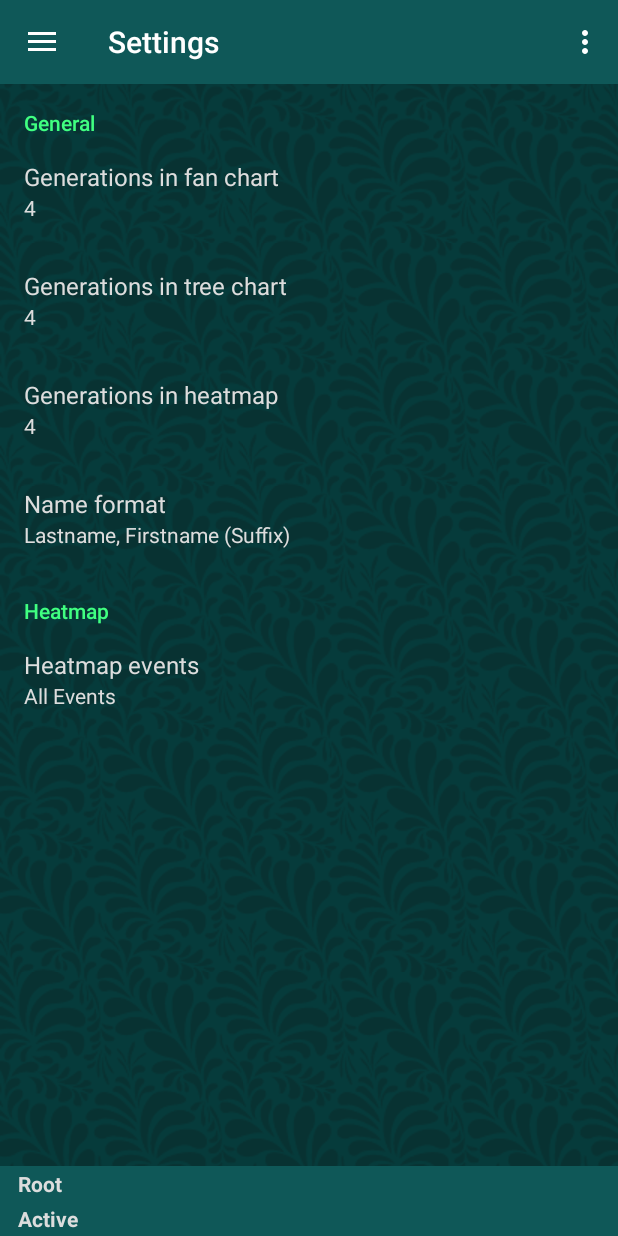
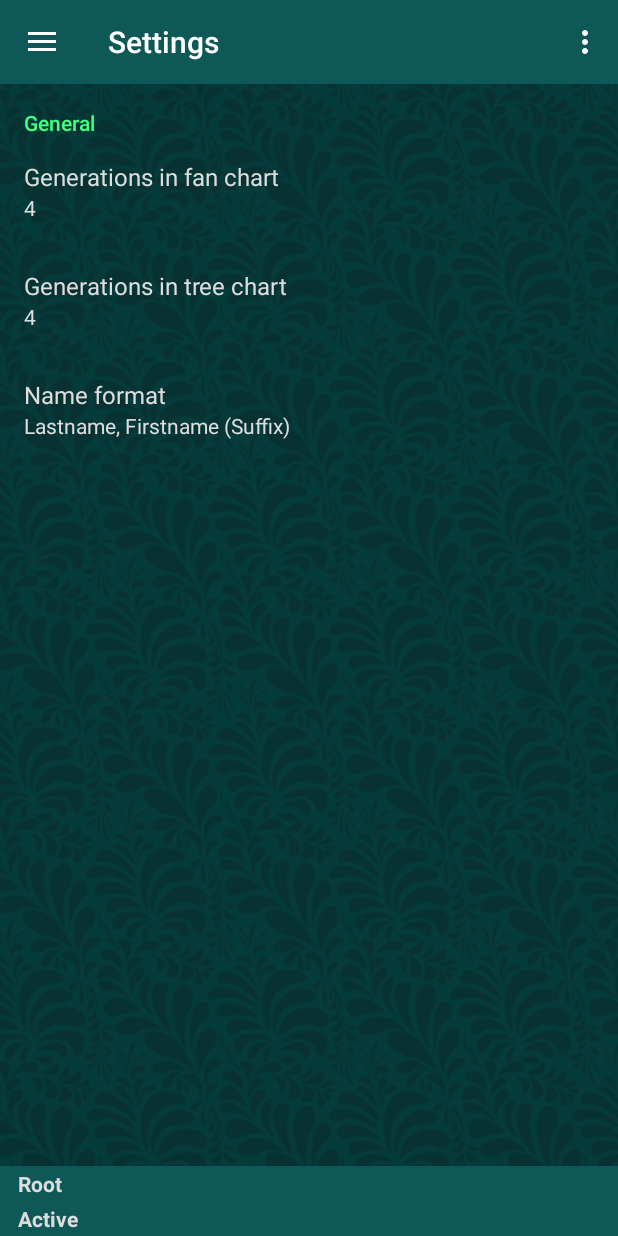
Before and after one commit to sjmeunier/arbor-familiae, an Android app: the screen it shows after launch (MainActivity), in the side drawer, after a tap on "Settings", on a phone screen of 412 x 824 dp. Run offline under Robolectric (Android 15) with nearby library versions, the phone set to English and light mode, and no system bars; our stand-ins replace Room's generated code; libraries missing offline, so code that uses them is left out: android.arch.persistence.

Commit message:
Removed heatmap

```diff
--- a/app/build.gradle
+++ b/app/build.gradle
@@ -7,8 +7,8 @@ android {
         applicationId "com.sjmeunier.arborfamiliae"
         minSdkVersion 21
         targetSdkVersion 26
-        versionCode 34
-        versionName "1.2.6"
+        versionCode 35
+        versionName "1.2.7"
         testInstrumentationRunner "android.support.test.runner.AndroidJUnitRunner"
     }
     buildTypes {
--- a/app/src/main/java/com/sjmeunier/arborfamiliae/charts/ChartSaveAsyncTask.java
+++ b/app/src/main/java/com/sjmeunier/arborfamiliae/charts/ChartSaveAsyncTask.java
@@ -49,7 +49,9 @@ public class ChartSaveAsyncTask extends AsyncTask<Bitmap, Integer, File> {
     @Override
     protected void onPostExecute(File file) {
 
-        progressDialog.dismiss();
+        if (progressDialog != null && progressDialog.isShowing()) {
+            progressDialog.dismiss();
+        }
         if (file != null) {
             Uri sharedFileUri = FileProvider.getUriForFile(context, "com.sjmeunier.arborfamiliae.chartfileprovider", file);
             Intent intent = new Intent(Intent.ACTION_SEND);
--- a/app/src/main/java/com/sjmeunier/arborfamiliae/fragments/LinesOfDescentFragment.java
+++ b/app/src/main/java/com/sjmeunier/arborfamiliae/fragments/LinesOfDescentFragment.java
@@ -160,7 +160,9 @@ public class LinesOfDescentFragment extends Fragment{
         @Override
         protected void onPostExecute(Boolean result) {
 
-            progressDialog.dismiss();
+            if (progressDialog != null && progressDialog.isShowing()) {
+                progressDialog.dismiss();
+            }
 
             linesOfDescentCanvas.configureChart(mainActivity.activeIndividual != null && mainActivity.rootIndividualId > 0 && mainActivity.rootIndividualId == mainActivity.activeIndividual.individualId, lineages, mainActivity, nameFormat);
             this.context = null;
--- a/app/src/main/java/com/sjmeunier/arborfamiliae/fragments/RelationshipFragment.java
+++ b/app/src/main/java/com/sjmeunier/arborfamiliae/fragments/RelationshipFragment.java
@@ -287,7 +287,9 @@ public class RelationshipFragment extends Fragment{
         @Override
         protected void onPostExecute(Boolean result) {
 
-            progressDialog.dismiss();
+            if (progressDialog != null && progressDialog.isShowing()) {
+                progressDialog.dismiss();
+            }
 
             relationshipCanvas.configureChart(rootLineage, targetLineage, ancestorSpouse, nameFormat);
             this.context = null;
--- a/app/src/main/java/com/sjmeunier/arborfamiliae/fragments/SettingsFragment.java
+++ b/app/src/main/java/com/sjmeunier/arborfamiliae/fragments/SettingsFragment.java
@@ -26,12 +26,8 @@ public class SettingsFragment extends PreferenceFragment {
         fanchartGenerationsPreference.setSummary(fanchartGenerationsPreference.getEntry());
         ListPreference treechartGenerationsPreference = (ListPreference)findPreference("treechart_generations_preference");
         treechartGenerationsPreference.setSummary(treechartGenerationsPreference.getEntry());
-        ListPreference heatmapGenerationsPreference = (ListPreference)findPreference("heatmap_generations_preference");
-        heatmapGenerationsPreference.setSummary(heatmapGenerationsPreference.getEntry());
         ListPreference nameFormatPreference = (ListPreference)findPreference("nameformat_preference");
         nameFormatPreference.setSummary(nameFormatPreference.getEntry());
-        ListPreference heatmapEventsPreference = (ListPreference)findPreference("heatmap_events_preference");
-        heatmapEventsPreference.setSummary(heatmapEventsPreference.getEntry());
     }
 
     SharedPreferences.OnSharedPreferenceChangeListener spChanged = new
--- a/app/src/main/java/com/sjmeunier/arborfamiliae/fragments/TreeListFragment.java
+++ b/app/src/main/java/com/sjmeunier/arborfamiliae/fragments/TreeListFragment.java
@@ -190,8 +190,9 @@ public class TreeListFragment extends Fragment{
 
         @Override
         protected void onPostExecute(String result) {
-
-            progressDialog.dismiss();
+            if (progressDialog != null && progressDialog.isShowing()) {
+                progressDialog.dismiss();
+            }
             Toast.makeText(context, result, Toast.LENGTH_SHORT).show();
             reloadTreeList();
             this.context = null;
--- a/app/src/main/res/menu/activity_main_drawer.xml
+++ b/app/src/main/res/menu/activity_main_drawer.xml
@@ -34,10 +34,6 @@
             android:icon="@drawable/ic_menu_lines_of_descent"
             android:title="@string/action_lines_of_descent" />
         <item
-            android:id="@+id/nav_heatmap"
-            android:icon="@drawable/ic_menu_mapmode"
-            android:title="@string/action_heatmap" />
-        <item
             android:id="@+id/nav_reports"
             android:icon="@drawable/ic_menu_reports"
             android:title="@string/action_reports" />
--- a/app/src/main/res/xml/fragment_preferences.xml
+++ b/app/src/main/res/xml/fragment_preferences.xml
@@ -22,14 +22,6 @@
         android:defaultValue="4"
         android:dialogTitle="@string/preferences_dialog_title_generations" />
     <ListPreference
-        android:key="heatmap_generations_preference"
-        android:title="@string/preferences_title_generations_heatmap"
-        android:summary="@string/preferences_summary_generations_heatmap"
-        android:entries="@array/preferences_generation_list"
-        android:entryValues="@array/preferences_generation_list"
-        android:defaultValue="4"
-        android:dialogTitle="@string/preferences_dialog_title_generations" />
-    <ListPreference
         android:key="nameformat_preference"
         android:title="@string/preferences_title_nameformat"
         android:summary="@string/preferences_summary_nameformat"
@@ -38,16 +30,4 @@
         android:defaultValue="0"
         android:dialogTitle="@string/preferences_dialog_title_nameformat" />
     </PreferenceCategory>
-    <PreferenceCategory
-        android:title="@string/preferences_heatmap">
-
-        <ListPreference
-            android:key="heatmap_events_preference"
-            android:title="@string/preferences_title_heatmap_events"
-            android:summary=""
-            android:entries="@array/preferences_heatmap_events_description_list"
-            android:entryValues="@array/preferences_heatmap_events_description_value"
-            android:defaultValue="0"
-            android:dialogTitle="@string/preferences_dialog_title_heatmap_events" />
-    </PreferenceCategory>
 </PreferenceScreen>
```
Also changed, not shown: app/src/main/java/com/sjmeunier/arborfamiliae/MainActivity.java (+3 -6 lines), app/src/main/java/com/sjmeunier/arborfamiliae/fragments/ReportsFragment.java (+6 -2 lines), app/src/main/res/layout/fragment_about.xml (+0 -16 lines), 1 other file.
